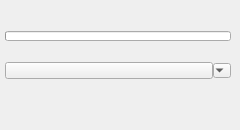
Qt form ui/deformation.ui (m3trik/Scripts_portable) before a commit.
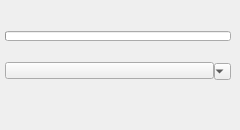
The same form after that commit. Custom widgets are drawn as their Qt base class.

What changed in the file:
```diff
--- a/ui/deformation.ui
+++ b/ui/deformation.ui
@@ -83,13 +83,13 @@
        </property>
        <property name="minimumSize">
         <size>
-         <width>18</width>
-         <height>15</height>
+         <width>17</width>
+         <height>17</height>
         </size>
        </property>
        <property name="maximumSize">
         <size>
-         <width>18</width>
+         <width>17</width>
          <height>15</height>
         </size>
        </property>
```
